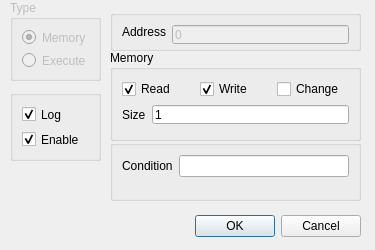
The window that pcsx2-qt/Debugger/Breakpoints/BreakpointDialog.ui (PCSX2/pcsx2) describes before a commit, drawn with Qt 5.
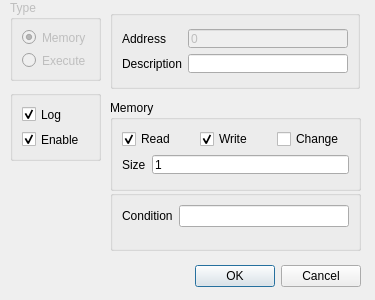
The same window after the commit.

Commit message: Debugger: Add description to breakpoint dialog

```diff
--- a/pcsx2-qt/Debugger/Breakpoints/BreakpointDialog.ui
+++ b/pcsx2-qt/Debugger/Breakpoints/BreakpointDialog.ui
@@ -10,7 +10,7 @@
     <x>0</x>
     <y>0</y>
     <width>375</width>
-    <height>250</height>
+    <height>300</height>
    </rect>
   </property>
   <property name="sizePolicy">
@@ -22,13 +22,13 @@
   <property name="minimumSize">
    <size>
     <width>375</width>
-    <height>250</height>
+    <height>300</height>
    </size>
   </property>
   <property name="maximumSize">
    <size>
     <width>375</width>
-    <height>250</height>
+    <height>300</height>
    </size>
   </property>
   <property name="baseSize">
@@ -44,7 +44,7 @@
    <property name="geometry">
     <rect>
      <x>20</x>
-     <y>210</y>
+     <y>260</y>
      <width>341</width>
      <height>32</height>
     </rect>
@@ -102,14 +102,17 @@
     <rect>
      <x>110</x>
      <y>10</y>
-     <width>251</width>
-     <height>41</height>
+     <width>250</width>
+     <height>79</height>
     </rect>
    </property>
    <property name="title">
     <string/>
    </property>
    <layout class="QFormLayout" name="formLayout">
+    <property name="formAlignment">
+     <set>Qt::AlignLeading|Qt::AlignLeft|Qt::AlignVCenter</set>
+    </property>
     <item row="0" column="0">
      <widget class="QLabel" name="label">
       <property name="text">
@@ -139,6 +142,29 @@
       </property>
      </widget>
     </item>
+    <item row="1" column="0">
+     <widget class="QLabel" name="label_4">
+      <property name="text">
+       <string>Description</string>
+      </property>
+     </widget>
+    </item>
+    <item row="1" column="1">
+     <widget class="QLineEdit" name="txtDescription">
+      <property name="minimumSize">
+       <size>
+        <width>0</width>
+        <height>19</height>
+       </size>
+      </property>
+      <property name="maximumSize">
+       <size>
+        <width>16777215</width>
+        <height>19</height>
+       </size>
+      </property>
+     </widget>
+    </item>
    </layout>
   </widget>
   <widget class="QGroupBox" name="grpMemory">
@@ -148,7 +174,7 @@
    <property name="geometry">
     <rect>
      <x>110</x>
-     <y>50</y>
+     <y>100</y>
      <width>251</width>
      <height>91</height>
     </rect>
@@ -224,7 +250,7 @@
    <property name="geometry">
     <rect>
      <x>110</x>
-     <y>140</y>
+     <y>190</y>
      <width>251</width>
      <height>61</height>
     </rect>
```
Left out of the diff: 4 changed lines with no effect on the pictures. The commit also changes 2 other files.
